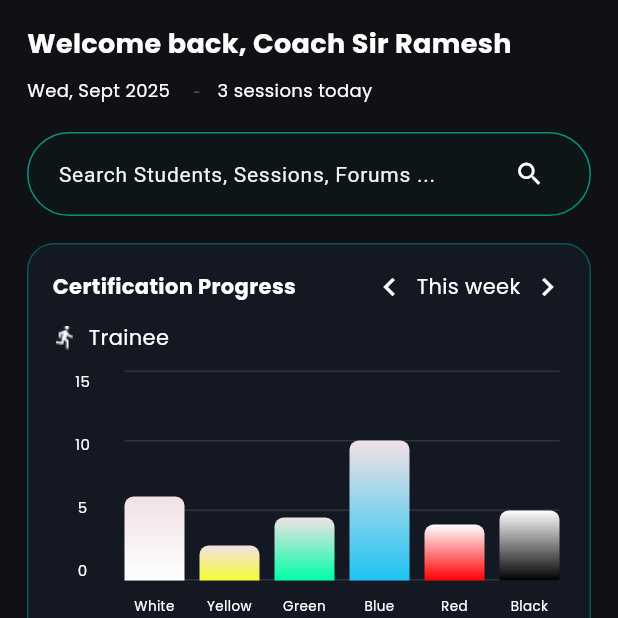
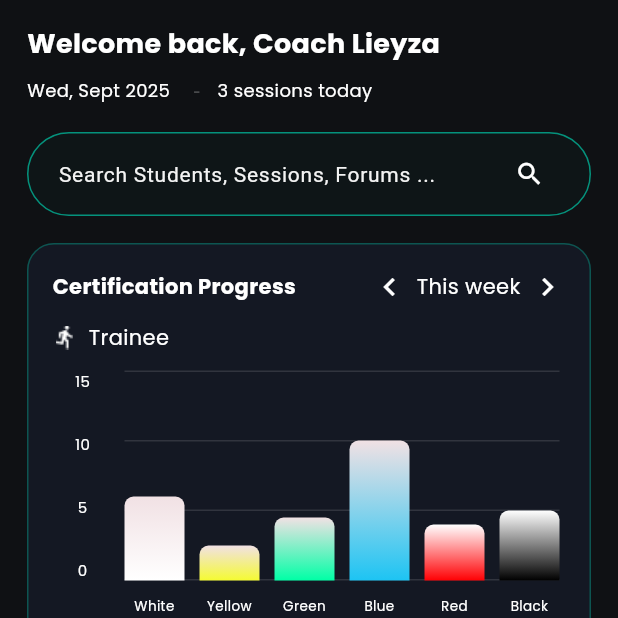
Before and after one commit to niczrsoh/Mapped_Frontend, a Flutter app: the HomeScreen screen opened by its route, on a phone screen of 412 x 824 dp, the top half of it. Run offline on Flutter 3.47's test engine with Material 3 defaults, Android fonts, the phone set to English and light mode, and no system bars; our stand-ins replace get, google_fonts.

Commit message:
Fix the name of coach

```diff
--- a/lib/screens/home_screen.dart
+++ b/lib/screens/home_screen.dart
@@ -51,7 +51,7 @@ class HomeScreen extends GetView<HomeController> {
             children: [
               // Greeting
               Text(
-                'Welcome back, Coach Sir Ramesh',
+                'Welcome back, Coach Lieyza',
                 style: GoogleFonts.poppins(
                   color: Colors.white,
                   fontSize: 18,
```
